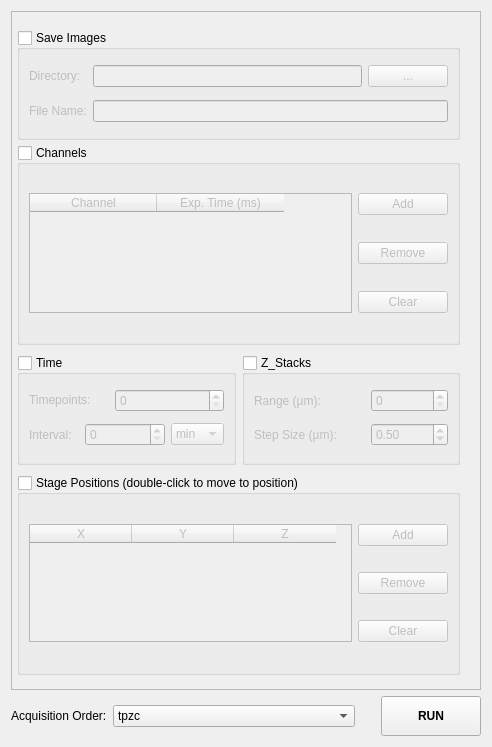
pymmcore-plus/napari-micromanager, file micromanager_gui/_ui/multid_gui.ui: the form before one commit.
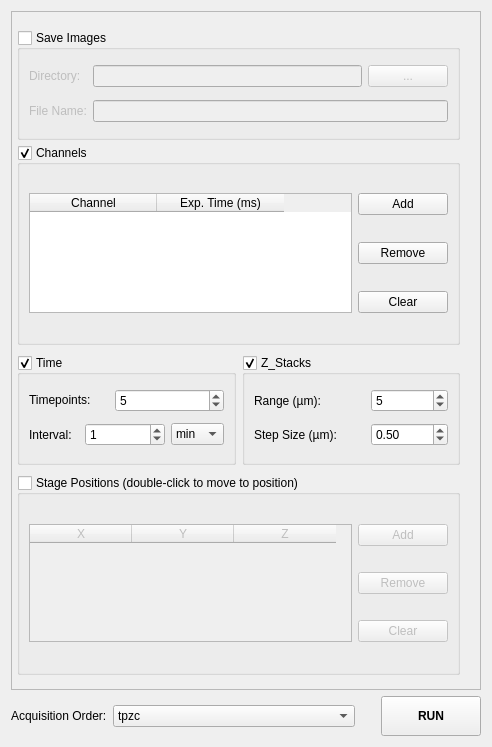
The form after the commit.

Diff of the .ui file:
```diff
--- a/micromanager_gui/_ui/multid_gui.ui
+++ b/micromanager_gui/_ui/multid_gui.ui
@@ -144,7 +144,7 @@
           <bool>true</bool>
          </property>
          <property name="checked">
-          <bool>false</bool>
+          <bool>true</bool>
          </property>
          <layout class="QGridLayout" name="gridLayout_2">
           <property name="topMargin">
@@ -281,7 +281,7 @@
           <bool>true</bool>
          </property>
          <property name="checked">
-          <bool>false</bool>
+          <bool>true</bool>
          </property>
          <layout class="QGridLayout" name="gridLayout_8">
           <item row="0" column="0" colspan="3">
@@ -316,6 +316,9 @@
               <property name="maximum">
                <number>10000</number>
               </property>
+              <property name="value">
+               <number>5</number>
+              </property>
              </widget>
             </item>
            </layout>
@@ -350,6 +353,9 @@
             <property name="maximum">
              <number>10000</number>
             </property>
+            <property name="value">
+             <number>1</number>
+            </property>
            </widget>
           </item>
           <item row="1" column="2">
@@ -360,6 +366,9 @@
               <height>16777215</height>
              </size>
             </property>
+            <property name="currentText">
+             <string>sec</string>
+            </property>
             <item>
              <property name="text">
               <string>min</string>
@@ -398,7 +407,7 @@
           <bool>true</bool>
          </property>
          <property name="checked">
-          <bool>false</bool>
+          <bool>true</bool>
          </property>
          <layout class="QGridLayout" name="gridLayout_4">
           <item row="1" column="2">
@@ -462,6 +471,9 @@
             <property name="maximum">
              <number>10000</number>
             </property>
+            <property name="value">
+             <number>5</number>
+            </property>
            </widget>
           </item>
           <item row="0" column="0">
```
